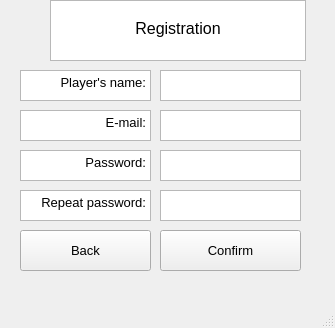
Before: the Qt Designer form reg.ui in Syrkery/platformer, drawn with Qt 5.
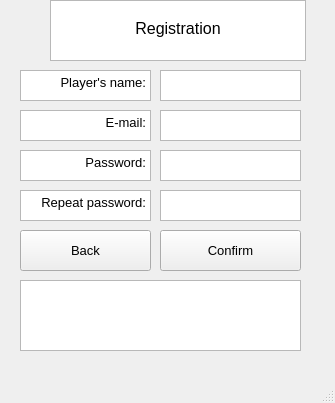
After: the same form once the commit is applied.

```diff
--- a/reg.ui
+++ b/reg.ui
@@ -7,7 +7,7 @@
     <x>0</x>
     <y>0</y>
     <width>335</width>
-    <height>328</height>
+    <height>403</height>
    </rect>
   </property>
   <property name="windowTitle">
@@ -194,6 +194,16 @@
      <string>Confirm</string>
     </property>
    </widget>
+   <widget class="QTextBrowser" name="textBrowser_6">
+    <property name="geometry">
+     <rect>
+      <x>20</x>
+      <y>280</y>
+      <width>281</width>
+      <height>71</height>
+     </rect>
+    </property>
+   </widget>
   </widget>
   <widget class="QMenuBar" name="menubar">
    <property name="geometry">
```
